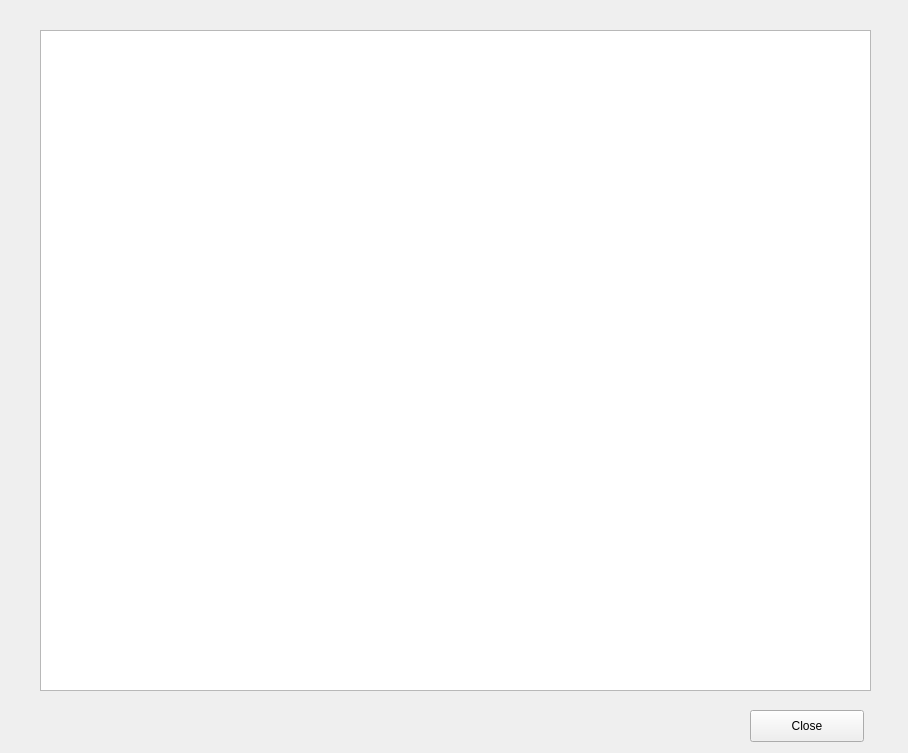
First picture: the form in hmv_results.ui, repository cruizer/HMV-meretezes, before the edit.
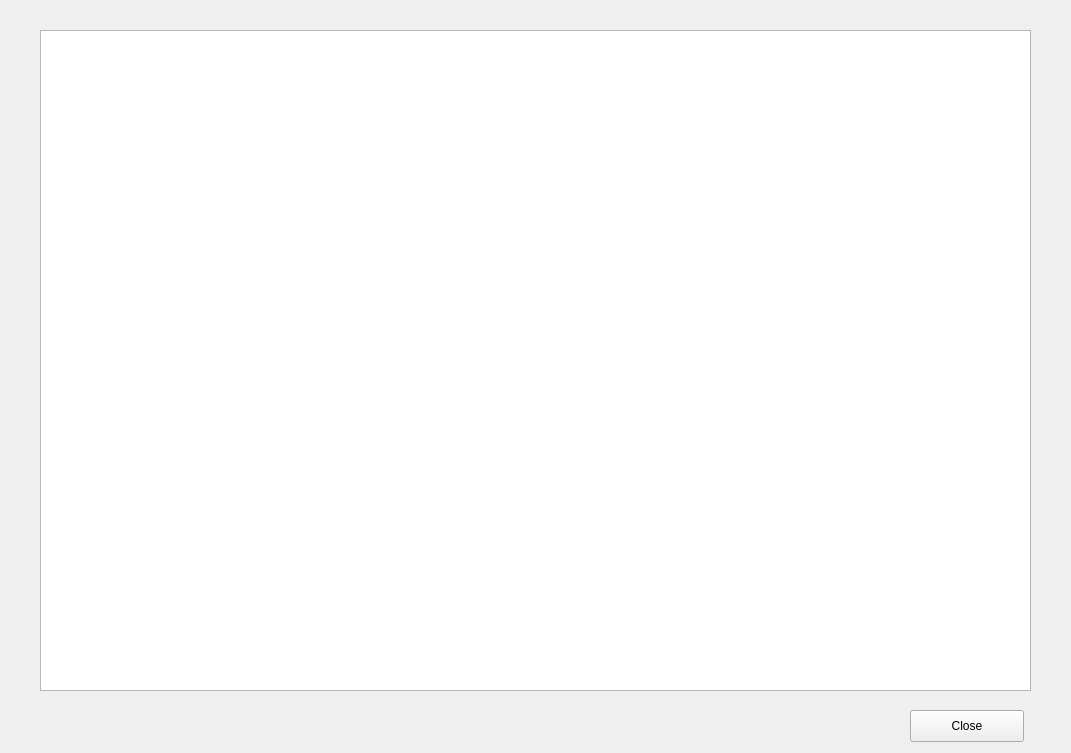
Second picture: the form after the edit.

Patch:
```diff
--- a/hmv_results.ui
+++ b/hmv_results.ui
@@ -6,7 +6,7 @@
    <rect>
     <x>0</x>
     <y>0</y>
-    <width>908</width>
+    <width>1071</width>
     <height>753</height>
    </rect>
   </property>
@@ -18,7 +18,7 @@
     <rect>
      <x>40</x>
      <y>30</y>
-     <width>831</width>
+     <width>991</width>
      <height>661</height>
     </rect>
    </property>
@@ -26,7 +26,7 @@
   <widget class="QPushButton" name="closeWindow_btn">
    <property name="geometry">
     <rect>
-     <x>750</x>
+     <x>910</x>
      <y>710</y>
      <width>114</width>
      <height>32</height>
```
Left out of the diff: 2 changed lines with no effect on the pictures.
